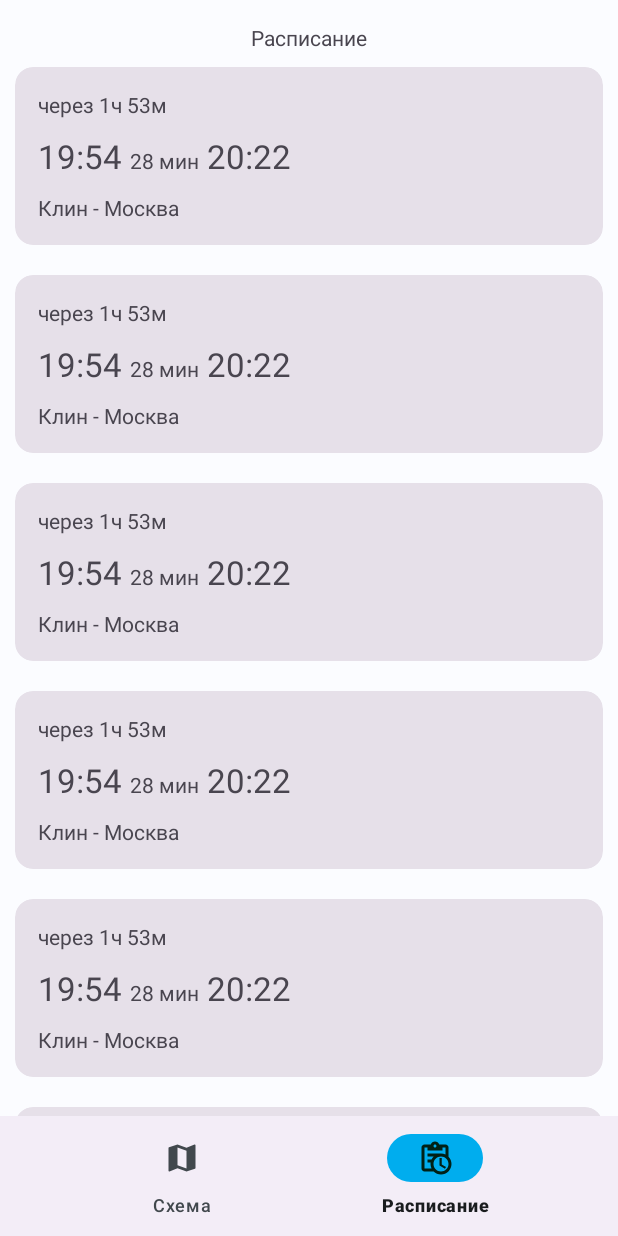
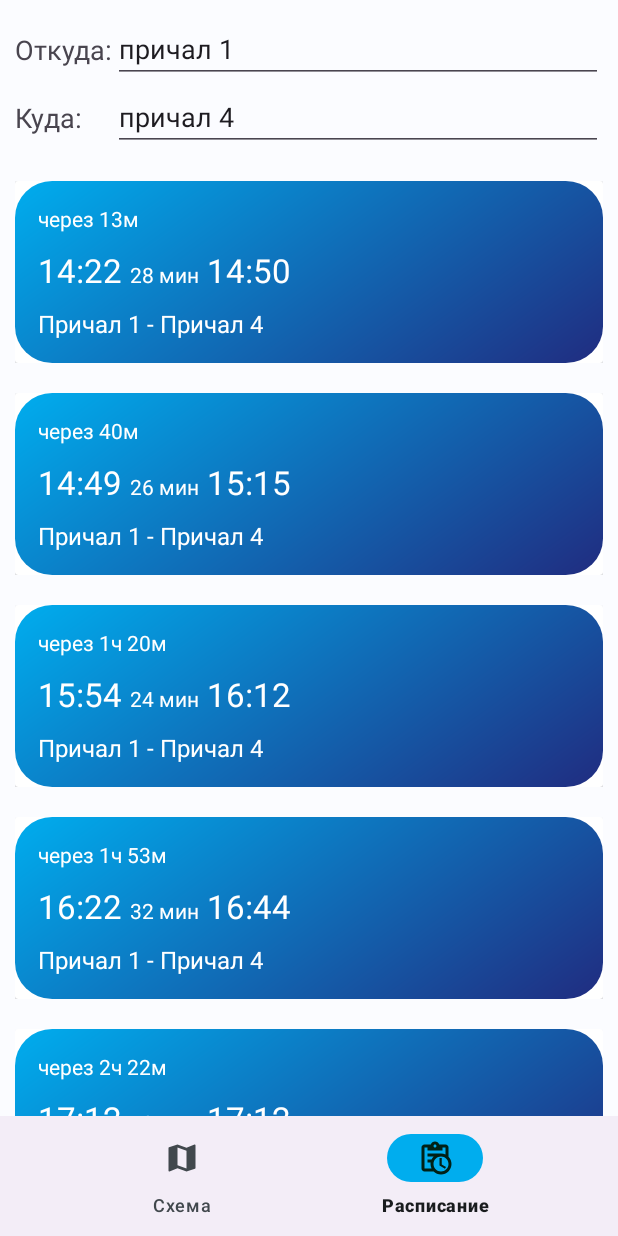
Before and after one commit to kolaqsq/hahatonus, an Android app: the screen it shows after launch (MainActivity), item 2 of the bottom bar chosen, on a phone screen of 412 x 824 dp. Run offline under Robolectric (Android 15) with nearby library versions, the phone set to English and light mode, and no system bars.

Commit message:
Added second fragment and reformatting code

```diff
--- a/app/app/src/main/java/com/example/wetro/FragmentSchedule.kt
+++ b/app/app/src/main/java/com/example/wetro/FragmentSchedule.kt
@@ -9,7 +9,7 @@ import androidx.recyclerview.widget.LinearLayoutManager
 import androidx.recyclerview.widget.RecyclerView
 import com.example.wetro.databinding.FrameScheduleBinding
 
-class FragmentSchedule: Fragment() {
+class FragmentSchedule : Fragment() {
     private lateinit var binding: FrameScheduleBinding
 
     var adapter: Adapter = Adapter()
--- a/app/app/src/main/java/com/example/wetro/FragmentScheme.kt
+++ b/app/app/src/main/java/com/example/wetro/FragmentScheme.kt
@@ -7,7 +7,7 @@ import android.view.ViewGroup
 import androidx.fragment.app.Fragment
 import com.example.wetro.databinding.FrameSchemeBinding
 
-class FragmentScheme: Fragment() {
+class FragmentScheme : Fragment() {
     private lateinit var binding: FrameSchemeBinding
 
     override fun onCreateView(
--- a/app/app/src/main/java/com/example/wetro/ScheduleHolder.kt
+++ b/app/app/src/main/java/com/example/wetro/ScheduleHolder.kt
@@ -1,69 +1,53 @@
 package com.example.wetro
 
 object ScheduleHolder {
-    private val  scheduleCount = arrayOf(
+    private val scheduleCount = arrayOf(
+        "через 13м",
+        "через 40м",
+        "через 1ч 20м",
         "через 1ч 53м",
-        "через 1ч 53м",
-        "через 1ч 53м",
-        "через 1ч 53м",
-        "через 1ч 53м",
-        "через 1ч 53м",
-        "через 1ч 53м",
-        "через 1ч 53м",
-
+        "через 2ч 22м",
     )
 
-    private val  scheduleTimeIn = arrayOf(
-        "19:54",
-        "19:54",
-        "19:54",
-        "19:54",
-        "19:54",
-        "19:54",
-        "19:54",
-        "19:54",
+    private val scheduleTimeIn = arrayOf(
+        "14:22",
+        "14:49",
+        "15:54",
+        "16:22",
+        "17:12",
     )
-    private val  scheduleCountMin = arrayOf(
+    private val scheduleCountMin = arrayOf(
         "28 мин",
-        "28 мин",
-        "28 мин",
-        "28 мин",
-        "28 мин",
-        "28 мин",
-        "28 мин",
-        "28 мин",
+        "26 мин",
+        "24 мин",
+        "32 мин",
+        "40 мин",
     )
-    private val  scheduleTimeOut = arrayOf(
-        "20:22",
-        "20:22",
-        "20:22",
-        "20:22",
-        "20:22",
-        "20:22",
-        "20:22",
-        "20:22",
+    private val scheduleTimeOut = arrayOf(
+        "14:50",
+        "15:15",
+        "16:12",
+        "16:44",
+        "17:12",
     )
     private val scheduleRoute = arrayOf(
-        "Клин - Москва",
-        "Клин - Москва",
-        "Клин - Москва",
-        "Клин - Москва",
-        "Клин - Москва",
-        "Клин - Москва",
-        "Клин - Москва",
-        "Клин - Москва",
+        "Причал 1 - Причал 4",
+        "Причал 1 - Причал 4",
+        "Причал 1 - Причал 4",
+        "Причал 1 - Причал 4",
+        "Причал 1 - Причал 4",
     )
 
 
     fun createCollectionSchedule(): List<Schedule> {
         val schedules = mutableListOf<Schedule>()
-        for (i in 0..12){
+        for (i in 0..4) {
             val schedule = Schedule(
-                timeIn = scheduleTimeIn[0],
-                timeOut = scheduleTimeOut[0],
-                route = scheduleRoute[0],
-                count = scheduleCount[0],
-                countMin = scheduleCountMin[0],
+                timeIn = scheduleTimeIn[i],
+                timeOut = scheduleTimeOut[i],
+                route = scheduleRoute[i],
+                count = scheduleCount[i],
+                countMin = scheduleCountMin[i],
             )
             schedules.add(schedule)
         }
--- /dev/null
+++ b/app/app/src/main/res/drawable/ic_rectangle_320.xml
@@ -0,0 +1,21 @@
+<vector xmlns:android="http://schemas.android.com/apk/res/android"
+    xmlns:aapt="http://schemas.android.com/aapt"
+    android:width="316dp"
+    android:height="100dp"
+    android:viewportWidth="316"
+    android:viewportHeight="100">
+  <path
+      android:pathData="M20,0L296,0A20,20 0,0 1,316 20L316,80A20,20 0,0 1,296 100L20,100A20,20 0,0 1,0 80L0,20A20,20 0,0 1,20 0z">
+    <aapt:attr name="android:fillColor">
+      <gradient
+          android:startY="50"
+          android:startX="0"
+          android:endY="50"
+          android:endX="316"
+          android:type="linear">
+        <item android:offset="0" android:color="#FFFAED00"/>
+        <item android:offset="1" android:color="#FFA0E720"/>
+      </gradient>
+    </aapt:attr>
+  </path>
+</vector>
--- /dev/null
+++ b/app/app/src/main/res/drawable/ic_rectangle_321.xml
@@ -0,0 +1,21 @@
+<vector xmlns:android="http://schemas.android.com/apk/res/android"
+    xmlns:aapt="http://schemas.android.com/aapt"
+    android:width="316dp"
+    android:height="100dp"
+    android:viewportWidth="316"
+    android:viewportHeight="100">
+  <path
+      android:pathData="M20,0L296,0A20,20 0,0 1,316 20L316,80A20,20 0,0 1,296 100L20,100A20,20 0,0 1,0 80L0,20A20,20 0,0 1,20 0z">
+    <aapt:attr name="android:fillColor">
+      <gradient
+          android:startY="0"
+          android:startX="0"
+          android:endY="215.712"
+          android:endX="159.888"
+          android:type="linear">
+        <item android:offset="0" android:color="#FF00ADEE"/>
+        <item android:offset="1" android:color="#FF202C80"/>
+      </gradient>
+    </aapt:attr>
+  </path>
+</vector>
--- a/app/app/src/main/res/layout/activity_main.xml
+++ b/app/app/src/main/res/layout/activity_main.xml
@@ -10,9 +10,8 @@
         android:id="@+id/fragment_container"
         android:layout_width="match_parent"
         android:layout_height="0dp"
-        app:layout_constraintTop_toTopOf="parent"
         app:layout_constraintBottom_toTopOf="@id/bottom_navigation"
-        />
+        app:layout_constraintTop_toTopOf="parent" />
 
     <com.google.android.material.bottomnavigation.BottomNavigationView
         android:id="@+id/bottom_navigation"
--- a/app/app/src/main/res/layout/frame_schedule.xml
+++ b/app/app/src/main/res/layout/frame_schedule.xml
@@ -3,31 +3,75 @@
     xmlns:app="http://schemas.android.com/apk/res-auto"
     xmlns:tools="http://schemas.android.com/tools"
     android:layout_width="match_parent"
-    android:layout_height="wrap_content">
+    android:layout_height="match_parent">
 
     <androidx.constraintlayout.widget.ConstraintLayout
         android:layout_width="match_parent"
-        android:layout_height="wrap_content">
+        android:layout_height="match_parent">
 
-        <TextView
-            android:id="@+id/header_1"
-            android:layout_width="wrap_content"
+        <androidx.constraintlayout.widget.ConstraintLayout
+            android:id="@+id/header"
+            android:layout_width="match_parent"
             android:layout_height="wrap_content"
-            android:text="Расписание"
-            android:layout_marginTop="15dp"
+            android:padding="10dp"
+            app:layout_constraintBottom_toTopOf="@id/recyclerView"
+            app:layout_constraintStart_toStartOf="parent"
+            app:layout_constraintTop_toTopOf="parent">
 
-            app:layout_constraintEnd_toEndOf="parent"
-            app:layout_constraintStart_toStartOf="parent"
-            app:layout_constraintTop_toTopOf="parent" />
+            <TextView
+                android:id="@+id/text_in_1"
+                android:layout_width="wrap_content"
+                android:layout_height="wrap_content"
+                android:layout_marginBottom="10dp"
+                android:text="@string/text_in_1"
+                android:textSize="18sp"
+                app:layout_constraintBottom_toBottomOf="@id/edit_text_in"
+                app:layout_constraintStart_toStartOf="parent" />
+
+            <EditText
+                android:id="@+id/edit_text_in"
+                android:layout_width="0dp"
+                android:layout_height="wrap_content"
+                android:autofillHints="Нажми на меня!"
+                android:inputType="text"
+                android:text="@string/edit_text_in"
+                app:layout_constraintEnd_toEndOf="parent"
+                app:layout_constraintStart_toEndOf="@+id/text_in_1"
+                app:layout_constraintTop_toTopOf="parent"
+                tools:ignore="LabelFor" />
+
+            <TextView
+                android:id="@+id/text_out_1"
+                android:layout_width="wrap_content"
+                android:layout_height="wrap_content"
+                android:layout_marginBottom="10dp"
+                android:text="@string/text_out_1"
+                android:textSize="18sp"
+                app:layout_constraintBottom_toBottomOf="@id/edit_text_out"
+                app:layout_constraintStart_toStartOf="parent" />
+
+            <EditText
+                android:id="@+id/edit_text_out"
+                android:layout_width="0dp"
+                android:layout_height="wrap_content"
+                android:autofillHints="Нажми на меня!"
+                android:inputType="text"
+                android:text="@string/edit_text_out"
+                app:layout_constraintEnd_toEndOf="parent"
+                app:layout_constraintStart_toStartOf="@id/edit_text_in"
+                app:layout_constraintTop_toBottomOf="@id/edit_text_in"
+                tools:ignore="LabelFor" />
+        </androidx.constraintlayout.widget.ConstraintLayout>
 
         <androidx.recyclerview.widget.RecyclerView
             android:id="@+id/recyclerView"
             android:layout_width="match_parent"
-            android:layout_height="wrap_content"
+            android:layout_height="0dp"
 
+            app:layout_constraintBottom_toBottomOf="parent"
             app:layout_constraintEnd_toEndOf="parent"
             app:layout_constraintStart_toStartOf="parent"
-            app:layout_constraintTop_toBottomOf="@id/header_1"
+            app:layout_constraintTop_toBottomOf="@id/header"
 
             tools:listitem="@layout/item_schedule" />
     </androidx.constraintlayout.widget.ConstraintLayout>
--- a/app/app/src/main/res/layout/frame_scheme.xml
+++ b/app/app/src/main/res/layout/frame_scheme.xml
@@ -1,9 +1,9 @@
 <?xml version="1.0" encoding="utf-8"?>
 <FrameLayout xmlns:android="http://schemas.android.com/apk/res/android"
+    xmlns:app="http://schemas.android.com/apk/res-auto"
+    xmlns:tools="http://schemas.android.com/tools"
     android:layout_width="match_parent"
-    android:layout_height="match_parent"
-    xmlns:app="http://schemas.android.com/apk/res-auto"
-    xmlns:tools="http://schemas.android.com/tools">
+    android:layout_height="match_parent">
 
     <androidx.constraintlayout.widget.ConstraintLayout
         android:layout_width="match_parent"
@@ -22,8 +22,8 @@
             app:layout_constraintStart_toStartOf="parent"
             app:layout_constraintTop_toTopOf="parent"
             app:layout_constraintVertical_bias="0.473"
-            app:srcCompat="@drawable/ic_map_full"
-            tools:srcCompat="@drawable/ic_map_full" />
+            app:srcCompat="@drawable/map31"
+            tools:srcCompat="@drawable/map31" />
 
     </androidx.constraintlayout.widget.ConstraintLayout>
 </FrameLayout>
--- a/app/app/src/main/res/layout/item_schedule.xml
+++ b/app/app/src/main/res/layout/item_schedule.xml
@@ -5,27 +5,27 @@
     android:layout_height="wrap_content"
     android:padding="10dp">
 
-    <com.google.android.material.card.MaterialCardView
-        style="@style/Widget.Material3.CardView.Filled"
+    <androidx.cardview.widget.CardView
         android:layout_width="match_parent"
         android:layout_height="wrap_content"
+        android:background="@drawable/ic_rectangle_320"
+        app:layout_constraintBottom_toBottomOf="parent"
+        app:layout_constraintEnd_toEndOf="parent"
         app:layout_constraintStart_toStartOf="parent"
-        app:layout_constraintTop_toTopOf="parent"
-        app:layout_constraintEnd_toEndOf="parent"
-        app:layout_constraintBottom_toBottomOf="parent"
-        >
+        app:layout_constraintTop_toTopOf="parent">
 
         <androidx.constraintlayout.widget.ConstraintLayout
             android:layout_width="match_parent"
             android:layout_height="match_parent"
+            android:background="@drawable/ic_rectangle_321"
             android:padding="15dp">
 
             <TextView
                 android:id="@+id/text_time_count"
                 android:layout_width="wrap_content"
                 android:layout_height="wrap_content"
-
-                android:text="через 1ч 53мин"
+                android:text="@string/text_time_count"
+                android:textColor="@color/md_theme_light_onPrimary"
                 app:layout_constraintBottom_toTopOf="@id/text_time_in"
                 app:layout_constraintStart_toStartOf="parent"
                 app:layout_constraintTop_toBottomOf="parent" />
@@ -36,7 +36,8 @@
                 android:layout_height="wrap_content"
                 android:layout_marginTop="10dp"
                 android:layout_marginEnd="5dp"
-                android:text="19:54"
+                android:text="@string/text_time_in"
+                android:textColor="@color/md_theme_light_onPrimary"
                 android:textSize="22sp"
                 app:layout_constraintBottom_toTopOf="@id/text_route"
                 app:layout_constraintEnd_toStartOf="@+id/text_time_count_min"
@@ -47,10 +48,11 @@
                 android:id="@+id/text_time_count_min"
                 android:layout_width="wrap_content"
                 android:layout_height="wrap_content"
-                android:text="28 мин"
                 android:layout_marginTop="10dp"
                 android:layout_marginEnd="5dp"
                 android:layout_marginBottom="2dp"
+                android:text="@string/text_time_count_min"
+                android:textColor="@color/md_theme_light_onPrimary"
                 app:layout_constraintBottom_toBottomOf="@id/text_time_in"
                 app:layout_constraintEnd_toStartOf="@id/text_time_out"
                 app:layout_constraintStart_toEndOf="@id/text_time_in" />
@@ -60,7 +62,8 @@
                 android:layout_width="wrap_content"
                 android:layout_height="wrap_content"
                 android:layout_marginStart="5dp"
-                android:text="19:27"
+                android:text="@string/text_time_out"
+                android:textColor="@color/md_theme_light_onPrimary"
                 android:textSize="22sp"
                 app:layout_constraintBottom_toBottomOf="@id/text_time_in"
                 app:layout_constraintStart_toEndOf="@id/text_time_count_min" />
@@ -69,11 +72,13 @@
                 android:id="@+id/text_route"
                 android:layout_width="wrap_content"
                 android:layout_height="wrap_content"
-                android:text="Клин - Москва (Ленинградский вокзал)"
                 android:layout_marginTop="10dp"
+                android:text="@string/text_route"
+                android:textColor="@color/md_theme_light_onPrimary"
+                android:textSize="16sp"
                 app:layout_constraintBottom_toBottomOf="parent"
                 app:layout_constraintStart_toStartOf="parent"
                 app:layout_constraintTop_toBottomOf="@id/text_time_in" />
         </androidx.constraintlayout.widget.ConstraintLayout>
-    </com.google.android.material.card.MaterialCardView>
+    </androidx.cardview.widget.CardView>
 </androidx.constraintlayout.widget.ConstraintLayout>
--- a/app/app/src/main/res/values/colors.xml
+++ b/app/app/src/main/res/values/colors.xml
@@ -19,6 +19,7 @@
     <color name="md_theme_light_onBackground">#191C1E</color>
     <color name="md_theme_light_surface">#FBFCFF</color>
     <color name="md_theme_light_onSurface">#191C1E</color>
+<!--  карточка  -->
     <color name="md_theme_light_surfaceVariant">#DDE3EA</color>
     <color name="md_theme_light_onSurfaceVariant">#41484D</color>
     <color name="md_theme_light_outline">#71787E</color>
--- a/app/app/src/main/res/values/strings.xml
+++ b/app/app/src/main/res/values/strings.xml
@@ -3,4 +3,13 @@
     <string name="menu_nav_name_1">Схема</string>
     <string name="menu_nav_name_2">Расписание</string>
     <string name="map_full">map_full</string>
+    <string name="text_time_count">через 1ч 53мин</string>
+    <string name="text_time_in">19:54</string>
+    <string name="text_time_count_min">28 мин</string>
+    <string name="text_time_out">19:27</string>
+    <string name="text_route">Клин - Москва (Ленинградский вокзал)</string>
+    <string name="text_in_1">Откуда:</string>
+    <string name="edit_text_in">причал 1</string>
+    <string name="text_out_1">Куда:</string>
+    <string name="edit_text_out">причал 4</string>
 </resources>
```
Also changed, not shown: app/app/src/main/java/com/example/wetro/Adapter.kt (+6 -5 lines), app/app/src/main/java/com/example/wetro/MainActivity.kt (+5 -5 lines), app/app/src/main/res/drawable/map3.png (added), app/app/src/main/res/drawable/map31.png (added).
